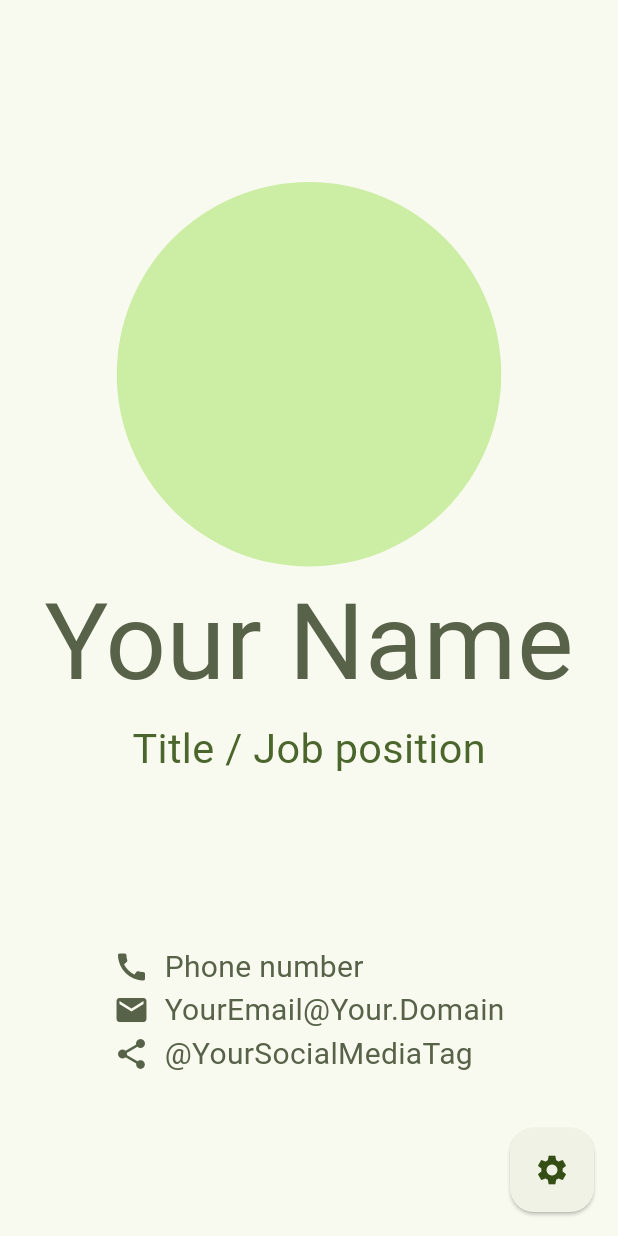
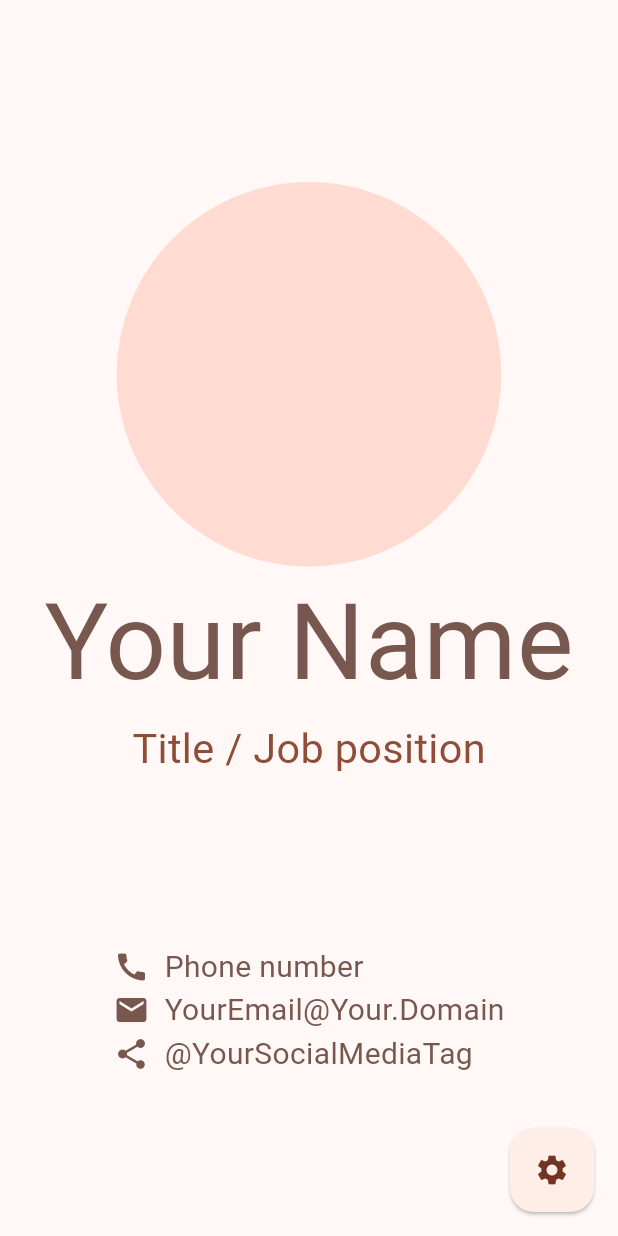
Before and after one commit to Xeivis/Flutter-ID-Business-App, a Flutter app: the screen it shows after launch, on a phone screen of 412 x 824 dp. Run offline on Flutter 3.47's test engine with Material 3 defaults, Android fonts, the phone set to English and light mode, and no system bars; missing offline and left inert: flex_color_picker.

Commit message:
Implemented Provider to take charge of state management (Right now only color changes)

```diff
--- a/lib/main.dart
+++ b/lib/main.dart
@@ -1,35 +1,36 @@
 import 'package:flutter/material.dart';
+import 'package:id_card/provider/config_provider.dart';
 import 'package:id_card/theme/theme.dart';
 import 'package:id_card/pages/home.dart';
 import 'package:id_card/pages/settings.dart';
+import 'package:provider/provider.dart';
 
 void main() {
-  runApp(const MainApp());
+  runApp(
+    MultiProvider(
+      providers: [
+        ChangeNotifierProvider(create: (_) => ConfigProvider()),
+      ],
+      child: const MainApp(),
+    ),
+  );
 }
 
-class MainApp extends StatefulWidget {
+class MainApp extends StatelessWidget {
   const MainApp({super.key});
 
   @override
-  State<MainApp> createState() => _MainAppState();
-}
-
-class _MainAppState extends State<MainApp> {
-  void handleColorChange(Color color) {
-    setState(() {
+  Widget build(BuildContext context) {
+    return Consumer<ConfigProvider>(
+      builder: (context, configProvider, child) {
         lightTheme = ThemeData(
           brightness: Brightness.light,
-        colorSchemeSeed: color,
+          colorSchemeSeed: configProvider.config.themeColor,
         );
         darkTheme = ThemeData(
           brightness: Brightness.dark,
-        colorSchemeSeed: color,
+          colorSchemeSeed: configProvider.config.themeColor,
         );
-    });
-  }
-
-  @override
-  Widget build(BuildContext context) {
         return MaterialApp(
           title: "ID Card",
           themeMode: ThemeMode.system,
@@ -37,12 +38,10 @@ class _MainAppState extends State<MainApp> {
           darkTheme: darkTheme,
           initialRoute: '/',
           routes: {
-        '/': (context) => Home(
-              handleColorChange: handleColorChange,
-            ),
-        '/settings': (context) => Settings(
-              handleColorChange: handleColorChange,
-            ),
+            '/': (context) => const Home(),
+            '/settings': (context) => const Settings(),
+          },
+        );
       },
     );
   }
--- /dev/null
+++ b/lib/model/config.dart
@@ -0,0 +1,14 @@
+import 'package:flutter/material.dart';
+import 'package:id_card/model/contact.dart';
+
+class Configuration {
+  Color themeColor;
+  int darkThemeOption;
+  Contact currentContact;
+
+  Configuration({
+    required this.themeColor,
+    required this.darkThemeOption,
+    required this.currentContact,
+  });
+}
--- a/lib/pages/home.dart
+++ b/lib/pages/home.dart
@@ -7,12 +7,7 @@ import '../widgets/contact_info.dart';
 import '../widgets/main_info.dart';
 
 class Home extends StatefulWidget {
-  const Home({
-    super.key,
-    required this.handleColorChange,
-  });
-
-  final void Function(Color color) handleColorChange;
+  const Home({super.key});
 
   @override
   State<Home> createState() => _HomeState();
@@ -66,7 +61,7 @@ class _HomeState extends State<Home> {
           ),
         ),
       ),
-      floatingActionButton: ConfigButton(handleColorChange: widget.handleColorChange,),
+      floatingActionButton: const ConfigButton(),
     );
   }
 }
--- /dev/null
+++ b/lib/provider/config_provider.dart
@@ -0,0 +1,22 @@
+import 'package:flutter/material.dart';
+import 'package:id_card/model/config.dart';
+import 'package:id_card/model/contact.dart';
+
+class ConfigProvider with ChangeNotifier {
+  Configuration config = Configuration(
+    themeColor: Colors.deepOrange,
+    darkThemeOption: 0,
+    currentContact: Contact(
+      "Your Name",
+      "Title / Job position",
+      "Your phone number",
+      "Your email",
+      "@Your nametag",
+    ),
+  );
+
+  void setColorTheme(Color color){
+    config.themeColor = color;
+    notifyListeners();
+  }
+}
--- a/lib/routes/route_from_left.dart
+++ b/lib/routes/route_from_left.dart
@@ -1,13 +1,9 @@
 import 'package:flutter/material.dart';
 import 'package:id_card/pages/settings.dart';
 
-Route createRoute({
-  required handleColorChange,
-}) {
+Route createRoute() {
   return PageRouteBuilder(
-    pageBuilder: (context, animation, secondaryAnimation) => Settings(
-      handleColorChange: handleColorChange,
-    ),
+    pageBuilder: (context, animation, secondaryAnimation) => const Settings(),
     transitionsBuilder: (context, animation, secondaryAnimation, child) {
       const begin = Offset(1.0, 0.0);
       const end = Offset.zero;
--- a/lib/widgets/config_button.dart
+++ b/lib/widgets/config_button.dart
@@ -2,21 +2,18 @@ import 'package:flutter/material.dart';
 import '../routes/route_from_left.dart';
 
 class ConfigButton extends StatelessWidget {
-  const ConfigButton({
-    super.key,
-    required this.handleColorChange,
-  });
-
-  final void Function(Color color) handleColorChange;
+  const ConfigButton({super.key});
 
   @override
   Widget build(BuildContext context) {
     return FloatingActionButton(
       backgroundColor: Theme.of(context).colorScheme.onInverseSurface,
       elevation: 1,
-      onPressed: () => Navigator.of(context).push(createRoute(
-        handleColorChange: handleColorChange,
-      )),
+      onPressed: () => Navigator.of(context).push(
+        createRoute(
+            // handleColorChange: handleColorChange,
+            ),
+      ),
       child: const Icon(
         Icons.settings,
       ),
--- a/pubspec.yaml
+++ b/pubspec.yaml
@@ -10,12 +10,13 @@ dependencies:
   flex_color_picker: ^3.4.1
   flutter:
     sdk: flutter
+  provider: ^6.1.2
   shared_preferences: ^2.2.2
 
 dev_dependencies:
   flutter_test:
     sdk: flutter
-  flutter_lints: ^2.0.0
+  flutter_lints: ^3.0.2
 
 flutter:
   uses-material-design: true
```
Also changed, not shown: lib/pages/settings.dart (+5 -9 lines), pubspec.lock. Lines whose indentation alone changed are shown as unchanged.
